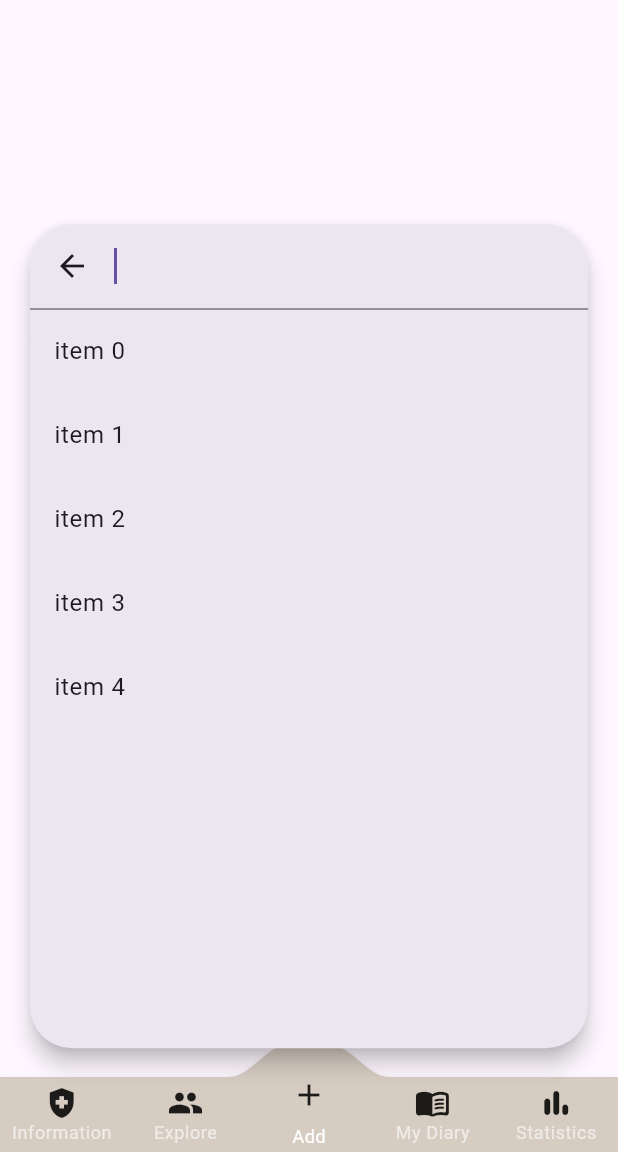
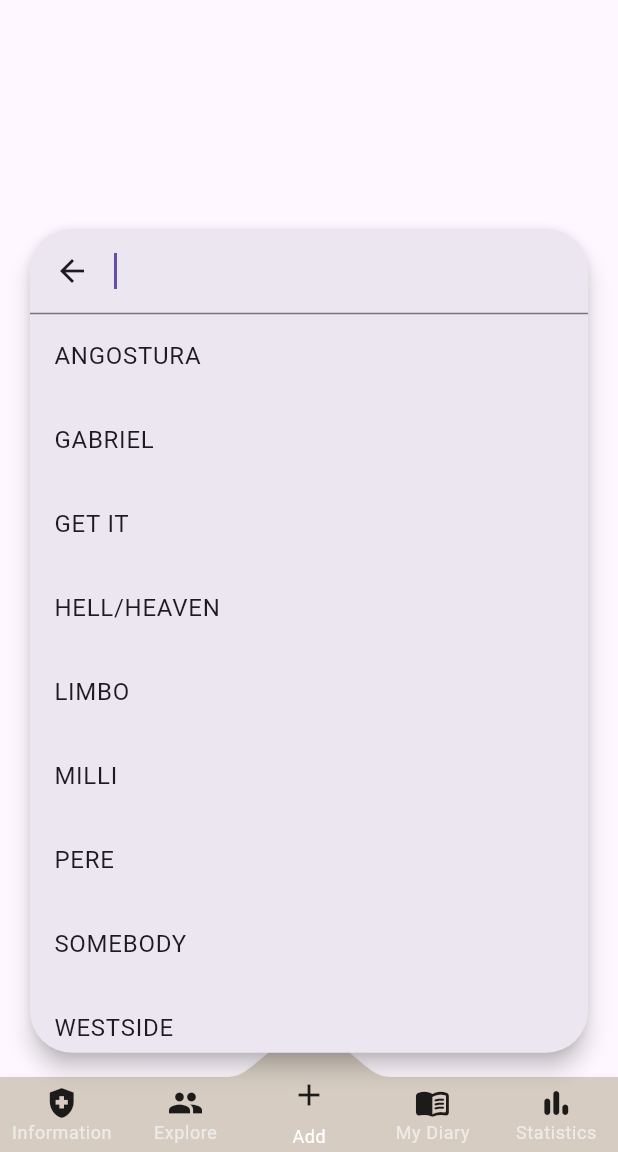
Before and after one commit to SimonLiu423/cc_diary, a Flutter app: the screen it shows after launch, item 3 of the bottom bar chosen, after a tap on the "music note" icon, on a phone screen of 412 x 824 dp, the part 84-1236 px from its top. Run offline on Flutter 3.47's test engine with Material 3 defaults, Android fonts, the phone set to English and light mode, and no system bars; drawn by our look-alikes of convex_bottom_bar; our stand-ins replace equatable, fl_chart, flutter_bloc, just_audio, rxdart, timelines; missing offline and left inert: audio_session; generated files the repository leaves out were written again.

Commit message:
Add music bar to music search Add music files

```diff
--- a/lib/core/music_search.dart
+++ b/lib/core/music_search.dart
@@ -1,5 +1,7 @@
 import 'dart:developer';
 
+import 'package:cc_diary/core/music_bar.dart';
+import 'package:cc_diary/theme.dart';
 import 'package:flutter/cupertino.dart';
 import 'package:flutter/material.dart';
 
@@ -11,47 +13,95 @@ class MusicSearch extends StatefulWidget {
 }
 
 class _MusicSearchState extends State<MusicSearch> {
+  static const height = 50.0;
+  static const padding = 16.0;
+  static const TextStyle titleStyle = TextStyle(fontSize: 20);
+  final SearchController controller = SearchController();
+
+  bool searching = true;
+  String musicTitle = "";
+  String? musicPath;
+
   @override
   Widget build(BuildContext context) {
-    return SearchAnchor(
+    return Stack(children: [
+      SizedBox(
+        height: height,
+        child: SearchAnchor(
+          searchController: controller,
           isFullScreen: false,
           builder: (BuildContext context, SearchController controller) {
             return SearchBar(
-
+              enabled: searching,
+              textStyle: const WidgetStatePropertyAll(titleStyle),
               controller: controller,
-          padding: const WidgetStatePropertyAll(EdgeInsets.symmetric(horizontal: 16)),
-          onTap: () {
-            controller.openView();
-          },
-          onChanged: (e) {
-            controller.openView();
-          },
+              padding: const WidgetStatePropertyAll(
+                  EdgeInsets.symmetric(horizontal: padding)),
+              onTap: controller.openView,
               leading: const Icon(Icons.music_note),
             );
           },
-      suggestionsBuilder: (BuildContext context, SearchController controller) {
-        var list = List<ListTile>.generate(
-          5,
-              (int index) {
-            final String item = 'item $index';
-            return ListTile(
-              title: MusicSearchItem(musicName: item),
+          suggestionsBuilder:
+              (BuildContext context, SearchController controller) {
+            var music = {
+              "ANGOSTURA": "ANGOSTURA.mp3",
+              "GABRIEL": "GABRIEL.mp3",
+              "GET IT": "GET IT.mp3",
+              "HELL/HEAVEN": "HELL_HEAVEN.mp3",
+              "LIMBO": "LIMBO.mp3",
+              "MILLI": "MILLI.mp3",
+              "PERE": "PÈRE.mp3",
+              "SOMEBODY": "SOMEBODY.mp3",
+              "WESTSIDE": "WESTSIDE.mp3"
+            };
+
+            List<ListTile> list = [];
+            for (var value in music.entries) {
+              if (value.key
+                  .toUpperCase()
+                  .contains(controller.text.toUpperCase())) {
+                list.add(
+                  ListTile(
+                      title: MusicSearchItem(musicName: value.key),
                       onTap: () {
+                        controller.closeView(value.key);
                         setState(() {
-                  controller.closeView(item);
+                          musicTitle =
+                              value.value.substring(0, value.value.length - 4);
+                          musicPath = "audio/${value.value}";
+                          searching = false;
                         });
-              },
+                      }),
                 );
-          },
-        );
+              }
+            }
             return list;
           },
-    );
+        ),
+      ),
+      if (!searching)
+        Container(
+          height: height,
+          padding: const EdgeInsets.symmetric(horizontal: padding),
+          decoration: BoxDecoration(
+              color: theme().primaryColor,
+              borderRadius: BorderRadius.circular(height)),
+          child: MusicBar(
+              musicTitle: musicTitle,
+              musicPath: musicPath,
+              onTitleClick: () {
+                setState(() => searching = true);
+                controller.openView();
+              },
+              titleStyle: titleStyle),
+        ),
+    ]);
   }
 }
 
 class MusicSearchItem extends StatelessWidget {
   final String musicName;
+
   const MusicSearchItem({super.key, required this.musicName});
 
   @override
--- a/lib/features/me/widgets/diary_preview.dart
+++ b/lib/features/me/widgets/diary_preview.dart
@@ -12,7 +12,7 @@ class DiaryPreview extends StatelessWidget {
   Widget build(BuildContext context) {
     return Column(
       children: [
-        const MusicBar(),
+        const MusicBar(musicTitle: "Music"),
         Container(
           width: double.infinity,
           padding: const EdgeInsets.all(14.0),
--- a/pubspec.yaml
+++ b/pubspec.yaml
@@ -77,6 +77,7 @@ flutter:
     - images/PTSD.png
     - images/ADHD.png
     - images/Schizophrenia.png
+    - audio/
   #   - images/a_dot_ham.jpeg
 
   # An image asset can refer to one or more resolution-specific "variants", see
```
Also changed, not shown: lib/core/music_bar.dart (+47 -21 lines), 9 other files. Lines whose indentation alone changed are shown as unchanged.
